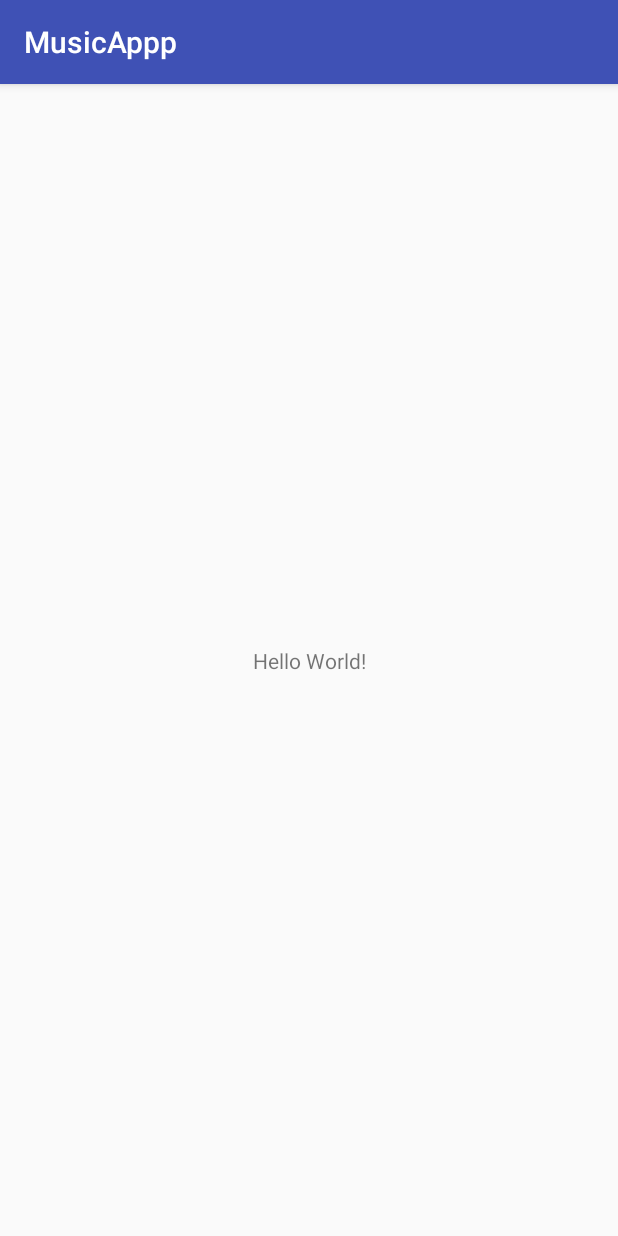
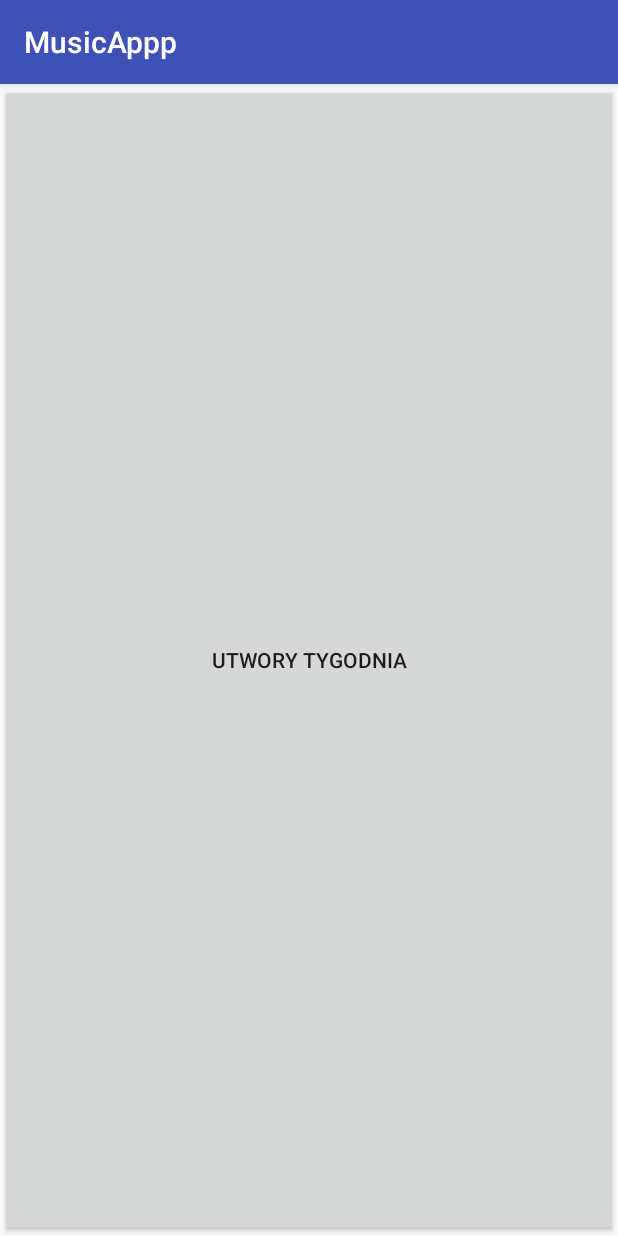
Before and after one commit to kinia6124/MusicAppp, an Android app: the screen it shows after launch (MainActivity), on a phone screen of 412 x 824 dp. Run offline under Robolectric (Android 15) with nearby library versions, the phone set to English and light mode, and no system bars.

Commit message:
Menu aplikacji

```diff
--- a/app/src/main/java/com/example/user/musicappp/MainActivity.java
+++ b/app/src/main/java/com/example/user/musicappp/MainActivity.java
@@ -2,6 +2,9 @@ package com.example.user.musicappp;
 
 import android.support.v7.app.AppCompatActivity;
 import android.os.Bundle;
+import android.view.View;
+import android.widget.Button;
+import android.widget.Toast;
 
 public class MainActivity extends AppCompatActivity {
 
@@ -9,5 +12,14 @@ public class MainActivity extends AppCompatActivity {
     protected void onCreate(Bundle savedInstanceState) {
         super.onCreate(savedInstanceState);
         setContentView(R.layout.activity_main);
+
+        Button bTopSongs = findViewById(R.id.bTopSongs);
+        bTopSongs.setOnClickListener(new View.OnClickListener() {
+            @Override
+            public void onClick(View view) {
+                Toast.makeText(MainActivity.this,
+                        "TODO", Toast.LENGTH_SHORT).show();
+            }
+        });
     }
 }
--- a/app/src/main/res/layout/activity_main.xml
+++ b/app/src/main/res/layout/activity_main.xml
@@ -1,18 +1,18 @@
 <?xml version="1.0" encoding="utf-8"?>
-<android.support.constraint.ConstraintLayout xmlns:android="http://schemas.android.com/apk/res/android"
+<LinearLayout xmlns:android="http://schemas.android.com/apk/res/android"
     xmlns:app="http://schemas.android.com/apk/res-auto"
     xmlns:tools="http://schemas.android.com/tools"
     android:layout_width="match_parent"
     android:layout_height="match_parent"
+    android:orientation="vertical"
+    android:weightSum="1"
     tools:context=".MainActivity">
 
-    <TextView
-        android:layout_width="wrap_content"
-        android:layout_height="wrap_content"
-        android:text="Hello World!"
-        app:layout_constraintBottom_toBottomOf="parent"
-        app:layout_constraintLeft_toLeftOf="parent"
-        app:layout_constraintRight_toRightOf="parent"
-        app:layout_constraintTop_toTopOf="parent" />
+    <Button
+        android:id="@+id/bTopSongs"
+        android:layout_width="match_parent"
+        android:layout_height="0dp"
+        android:layout_weight="1"
+        android:text="@string/top_songs" />
 
-</android.support.constraint.ConstraintLayout>
+</LinearLayout>
--- a/app/src/main/res/values/strings.xml
+++ b/app/src/main/res/values/strings.xml
@@ -1,3 +1,4 @@
 <resources>
+    <string name="top_songs">Utwory tygodnia</string>
     <string name="app_name">MusicAppp</string>
 </resources>
```
